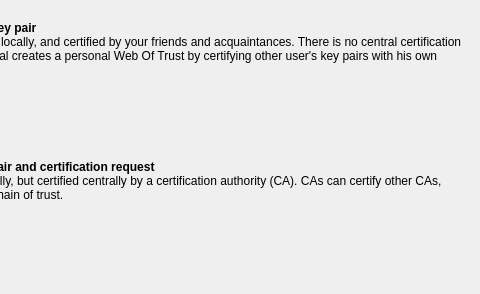
Above: newcertificatewizard/chooseprotocolpage.ui from sensama/kleopatra before the change; both pictures show x 212 to 692 and y 0 to 294 of the 692 by 294 pixel window. Below: the same form after it.
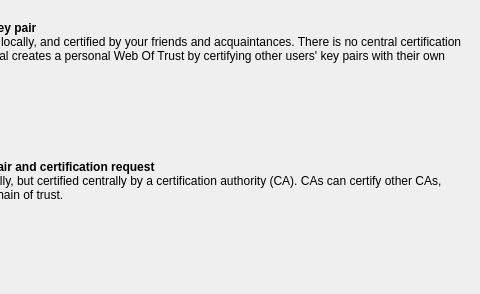
That is the form after the change.

What changed in the file:
```diff
--- a/newcertificatewizard/chooseprotocolpage.ui
+++ b/newcertificatewizard/chooseprotocolpage.ui
@@ -31,7 +31,7 @@
       <bool>true</bool>
      </property>
      <property name="description" >
-      <string>OpenPGP key pairs are created locally, and certified by your friends and acquaintances. There is no central certification authority; instead, every individual creates a personal Web Of Trust by certifying other user's key pairs with his own certificate.</string>
+      <string>OpenPGP key pairs are created locally, and certified by your friends and acquaintances. There is no central certification authority; instead, every individual creates a personal Web Of Trust by certifying other users' key pairs with their own certificate.</string>
      </property>
     </widget>
    </item>
```
